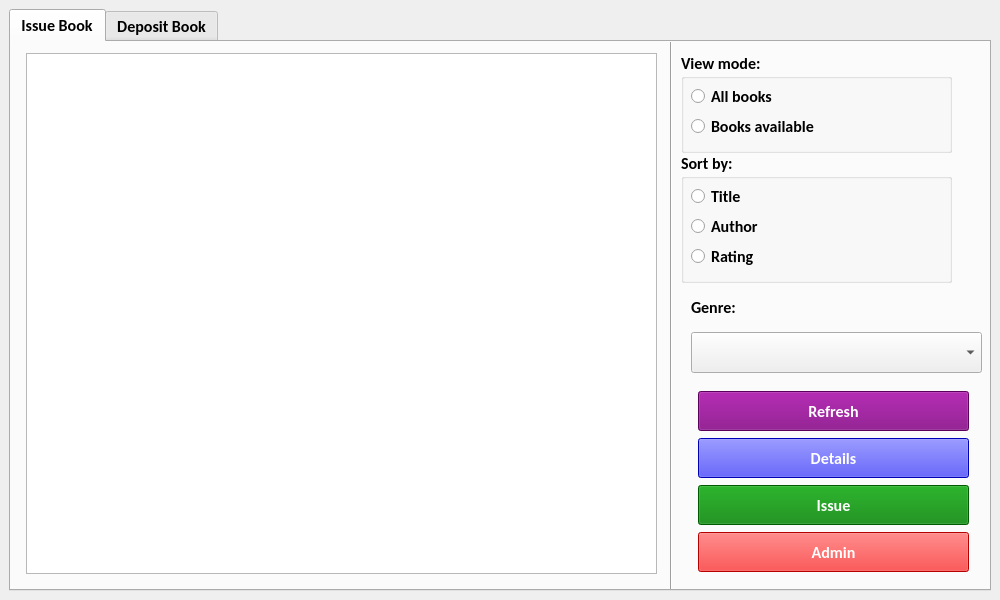
Qt form UI/uifiles/myapp.ui (ayushr01/Library-Management-System) before a commit.
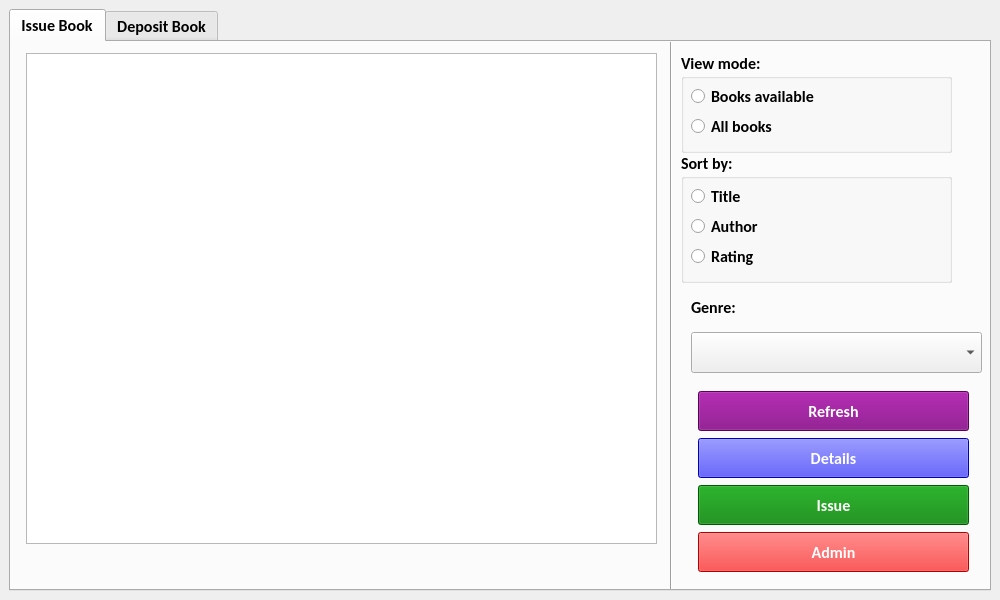
The same form after that commit.

What changed in the file:
```diff
--- a/UI/uifiles/myapp.ui
+++ b/UI/uifiles/myapp.ui
@@ -102,7 +102,7 @@
          <property name="geometry">
           <rect>
            <x>10</x>
-           <y>60</y>
+           <y>30</y>
            <width>251</width>
            <height>28</height>
           </rect>
@@ -115,7 +115,7 @@
          <property name="geometry">
           <rect>
            <x>10</x>
-           <y>30</y>
+           <y>60</y>
            <width>251</width>
            <height>28</height>
           </rect>
@@ -295,10 +295,26 @@
           <x>15</x>
           <y>11</y>
           <width>631</width>
-          <height>521</height>
+          <height>491</height>
          </rect>
         </property>
        </widget>
+       <widget class="QLabel" name="errorlabel">
+        <property name="geometry">
+         <rect>
+          <x>14</x>
+          <y>510</y>
+          <width>631</width>
+          <height>21</height>
+         </rect>
+        </property>
+        <property name="styleSheet">
+         <string notr="true">color: red</string>
+        </property>
+        <property name="text">
+         <string/>
+        </property>
+       </widget>
       </widget>
       <widget class="QWidget" name="deposittab">
        <attribute name="title">
```
